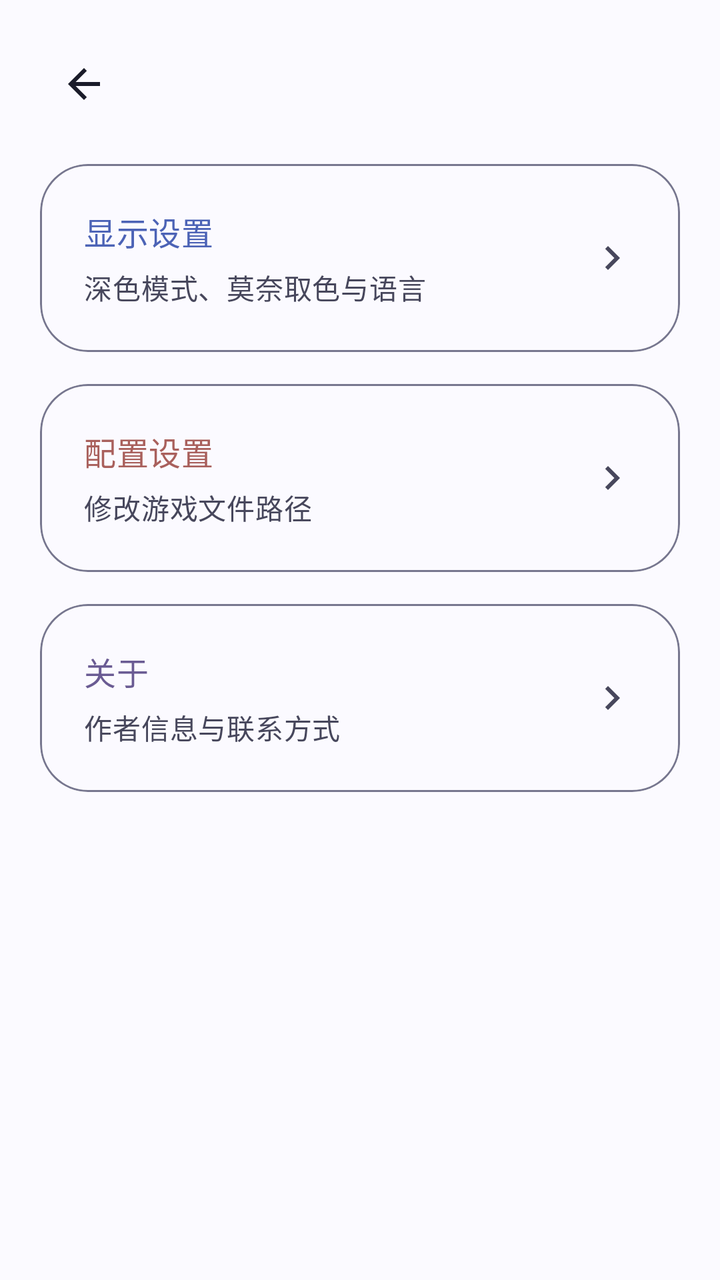
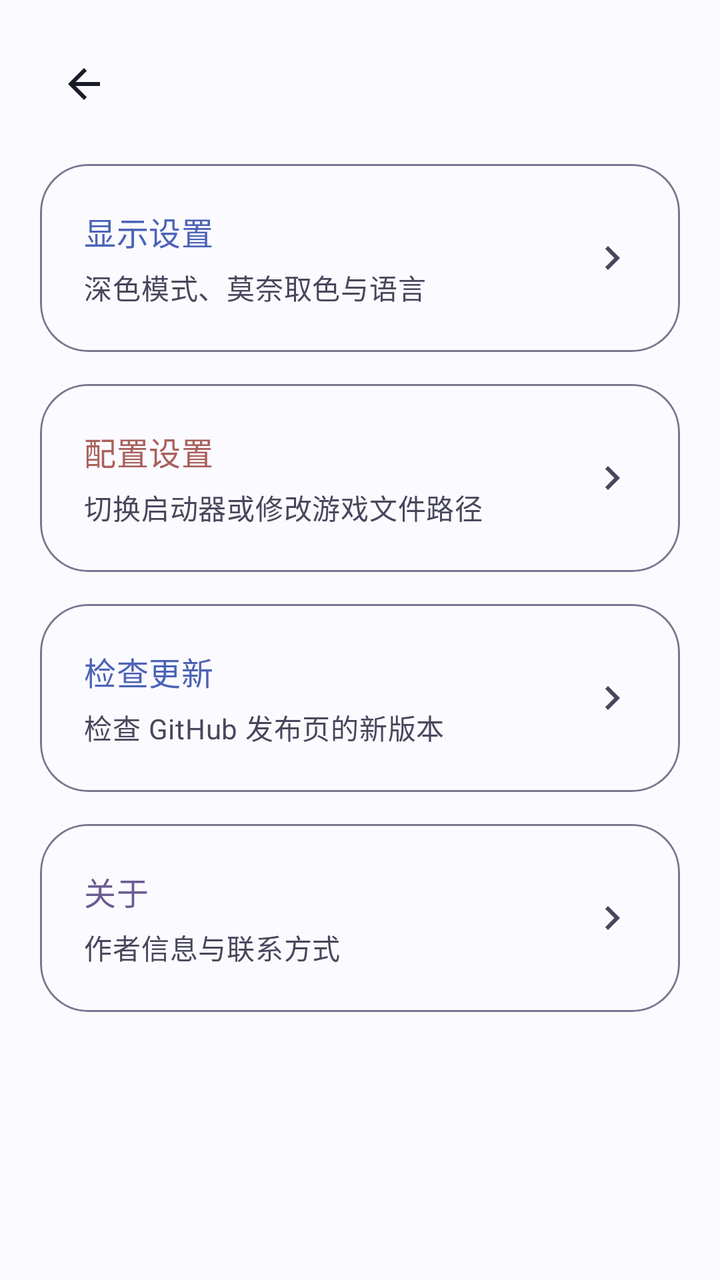

Two renders of the same Android screen: before a commit and after it. Below are the layout's source before the change and the commit's diff.
<!-- AndroidManifest.xml: application theme Theme.VerityTool -->
<!-- res/layout/activity_settings.xml -->
<?xml version="1.0" encoding="utf-8"?>
<ScrollView xmlns:android="http://schemas.android.com/apk/res/android"
    android:layout_width="match_parent"
    android:layout_height="match_parent"
    android:clipToPadding="false"
    android:padding="20dp">

    <LinearLayout
        android:layout_width="match_parent"
        android:layout_height="wrap_content"
        android:orientation="vertical">

        <include layout="@layout/layout_toolbar" />

        <com.google.android.material.card.MaterialCardView
            android:id="@+id/card_display"
            style="@style/Widget.VerityTool.Card"
            android:layout_width="match_parent"
            android:layout_height="wrap_content"
            android:layout_marginTop="18dp"
            android:clickable="true"
            android:focusable="true">

            <LinearLayout
                android:layout_width="match_parent"
                android:layout_height="wrap_content"
                android:gravity="center_vertical"
                android:orientation="horizontal"
                android:padding="22dp">

                <LinearLayout
                    android:layout_width="0dp"
                    android:layout_height="wrap_content"
                    android:layout_weight="1"
                    android:orientation="vertical">

                    <TextView
                        android:layout_width="wrap_content"
                        android:layout_height="wrap_content"
                        android:text="@string/settings_display_title"
                        android:textAppearance="?attr/textAppearanceTitleMedium"
                        android:textColor="?attr/colorPrimary" />

                    <TextView
                        android:layout_width="wrap_content"
                        android:layout_height="wrap_content"
                        android:layout_marginTop="6dp"
                        android:text="@string/settings_display_desc"
                        android:textAppearance="?attr/textAppearanceBodyMedium"
                        android:textColor="?attr/colorOnSurfaceVariant" />
                </LinearLayout>

                <ImageView
                    android:layout_width="24dp"
                    android:layout_height="24dp"
                    android:contentDescription="@null"
                    android:src="@drawable/ic_chevron_right" />
            </LinearLayout>
        </com.google.android.material.card.MaterialCardView>

        <com.google.android.material.card.MaterialCardView
            android:id="@+id/card_path"
            style="@style/Widget.VerityTool.Card"
            android:layout_width="match_parent"
            android:layout_height="wrap_content"
            android:layout_marginTop="16dp"
            android:clickable="true"
            android:focusable="true">

            <LinearLayout
                android:layout_width="match_parent"
                android:layout_height="wrap_content"
                android:gravity="center_vertical"
                android:orientation="horizontal"
                android:padding="22dp">

                <LinearLayout
                    android:layout_width="0dp"
                    android:layout_height="wrap_content"
                    android:layout_weight="1"
                    android:orientation="vertical">

                    <TextView
                        android:layout_width="wrap_content"
                        android:layout_height="wrap_content"
                        android:text="@string/settings_path_title"
                        android:textAppearance="?attr/textAppearanceTitleMedium"
                        android:textColor="?attr/colorTertiary" />

                    <TextView
                        android:layout_width="wrap_content"
                        android:layout_height="wrap_content"
                        android:layout_marginTop="6dp"
                        android:text="@string/settings_path_desc"
                        android:textAppearance="?attr/textAppearanceBodyMedium"
                        android:textColor="?attr/colorOnSurfaceVariant" />
                </LinearLayout>

                <ImageView
                    android:layout_width="24dp"
                    android:layout_height="24dp"
                    android:contentDescription="@null"
                    android:src="@drawable/ic_chevron_right" />
            </LinearLayout>
        </com.google.android.material.card.MaterialCardView>

        <com.google.android.material.card.MaterialCardView
            android:id="@+id/card_about"
            style="@style/Widget.VerityTool.Card"
            android:layout_width="match_parent"
            android:layout_height="wrap_content"
            android:layout_marginTop="16dp"
            android:clickable="true"
            android:focusable="true">

            <LinearLayout
                android:layout_width="match_parent"
                android:layout_height="wrap_content"
                android:gravity="center_vertical"
                android:orientation="horizontal"
                android:padding="22dp">

                <LinearLayout
                    android:layout_width="0dp"
                    android:layout_height="wrap_content"
                    android:layout_weight="1"
                    android:orientation="vertical">

                    <TextView
                        android:layout_width="wrap_content"
                        android:layout_height="wrap_content"
                        android:text="@string/settings_about_title"
                        android:textAppearance="?attr/textAppearanceTitleMedium"
                        android:textColor="?attr/colorSecondary" />

                    <TextView
                        android:layout_width="wrap_content"
                        android:layout_height="wrap_content"
                        android:layout_marginTop="6dp"
                        android:text="@string/settings_about_desc"
                        android:textAppearance="?attr/textAppearanceBodyMedium"
                        android:textColor="?attr/colorOnSurfaceVariant" />
                </LinearLayout>

                <ImageView
                    android:layout_width="24dp"
                    android:layout_height="24dp"
                    android:contentDescription="@null"
                    android:src="@drawable/ic_chevron_right" />
            </LinearLayout>
        </com.google.android.material.card.MaterialCardView>
    </LinearLayout>
</ScrollView>
<!-- res/layout/layout_toolbar.xml (included above) -->
<?xml version="1.0" encoding="utf-8"?>
<LinearLayout xmlns:android="http://schemas.android.com/apk/res/android"
    android:layout_width="match_parent"
    android:layout_height="wrap_content"
    android:gravity="center_vertical"
    android:orientation="horizontal">

    <ImageButton
        android:id="@+id/btn_back"
        android:layout_width="44dp"
        android:layout_height="44dp"
        android:background="?attr/selectableItemBackgroundBorderless"
        android:contentDescription="@string/action_back"
        android:src="@drawable/ic_arrow_back" />

    <TextView
        android:id="@+id/title_bar"
        android:layout_width="wrap_content"
        android:layout_height="wrap_content"
        android:layout_marginStart="4dp"
        android:textAppearance="?attr/textAppearanceTitleMedium"
        android:textColor="?attr/colorOnSurface" />
</LinearLayout>
<!-- resources referenced by this layout -->
<resources>
  <!-- drawable ic_arrow_back (drawable) -->
  <?xml version="1.0" encoding="utf-8"?>
  <vector xmlns:android="http://schemas.android.com/apk/res/android"
      android:width="24dp"
      android:height="24dp"
      android:viewportWidth="24"
      android:viewportHeight="24"
      android:tint="?attr/colorOnSurface">
      <path
          android:fillColor="@android:color/white"
          android:pathData="M20,11H7.83l5.59,-5.59L12,4l-8,8 8,8 1.41,-1.41L7.83,13H20v-2z" />
  </vector>
  <!-- drawable ic_chevron_right (drawable) -->
  <?xml version="1.0" encoding="utf-8"?>
  <vector xmlns:android="http://schemas.android.com/apk/res/android"
      android:width="24dp"
      android:height="24dp"
      android:viewportWidth="24"
      android:viewportHeight="24"
      android:tint="?attr/colorOnSurfaceVariant">
      <path
          android:fillColor="@android:color/white"
          android:pathData="M10,6L8.59,7.41 13.17,12 8.59,16.59 10,18 16,12z" />
  </vector>
  <string name="action_back">返回</string>
  <string name="settings_about_desc">作者信息与联系方式</string>
  <string name="settings_about_title">关于</string>
  <string name="settings_display_desc">深色模式、莫奈取色与语言</string>
  <string name="settings_display_title">显示设置</string>
  <string name="settings_path_desc">修改游戏文件路径</string>
  <string name="settings_path_title">配置设置</string>
  <style name="Widget.VerityTool.Card" parent="Widget.Material3.CardView.Elevated">
          <item name="cardElevation">0dp</item>
          <item name="cardCornerRadius">24dp</item>
          <item name="strokeWidth">1dp</item>
          <item name="strokeColor">?attr/colorOutline</item>
          <item name="cardBackgroundColor">?attr/colorSurface</item>
      </style>
  <color name="monet_light_primary">#4C63B6</color>
  <color name="monet_light_on_primary">#FFFFFF</color>
  <color name="monet_light_primary_container">#DCE3FF</color>
  <color name="monet_light_on_primary_container">#001A54</color>
  <color name="monet_light_secondary">#6A5B93</color>
  <color name="monet_light_on_secondary">#FFFFFF</color>
  <color name="monet_light_secondary_container">#E7DEFF</color>
  <color name="monet_light_on_secondary_container">#210F4A</color>
  <color name="monet_light_tertiary">#A9605C</color>
  <color name="monet_light_on_tertiary">#FFFFFF</color>
  <color name="monet_light_tertiary_container">#FFDAD4</color>
  <color name="monet_light_on_tertiary_container">#3D0807</color>
  <color name="monet_light_background">#FBFAFF</color>
  <color name="monet_light_surface">#FBFAFF</color>
  <color name="monet_light_surface_variant">#E4E1F5</color>
  <color name="monet_light_on_surface">#1A1B29</color>
  <color name="monet_light_on_surface_variant">#47475C</color>
  <color name="monet_light_outline">#77778F</color>
  <color name="monet_light_error">#B3261E</color>
  <color name="monet_light_on_error">#FFFFFF</color>
  <style name="ThemeOverlay.VerityTool.Dialog" parent="ThemeOverlay.Material3.MaterialAlertDialog">
          <item name="dialogCornerRadius">28dp</item>
      </style>
  <!-- unchanged entries left out for length: 1 -->
</resources>

<!-- the commit's change to res/layout/activity_settings.xml (unified diff, before → after) -->
@@ -88,10 +88,58 @@
                         android:textColor="?attr/colorTertiary" />
 
                     <TextView
+                        android:id="@+id/settings_path_desc"
                         android:layout_width="wrap_content"
                         android:layout_height="wrap_content"
                         android:layout_marginTop="6dp"
                         android:text="@string/settings_path_desc"
+                        android:textAppearance="?attr/textAppearanceBodyMedium"
+                        android:textColor="?attr/colorOnSurfaceVariant" />
+                </LinearLayout>
+
+                <ImageView
+                    android:layout_width="24dp"
+                    android:layout_height="24dp"
+                    android:contentDescription="@null"
+                    android:src="@drawable/ic_chevron_right" />
+            </LinearLayout>
+        </com.google.android.material.card.MaterialCardView>
+
+
+        <com.google.android.material.card.MaterialCardView
+            android:id="@+id/card_update"
+            style="@style/Widget.VerityTool.Card"
+            android:layout_width="match_parent"
+            android:layout_height="wrap_content"
+            android:layout_marginTop="16dp"
+            android:clickable="true"
+            android:focusable="true">
+
+            <LinearLayout
+                android:layout_width="match_parent"
+                android:layout_height="wrap_content"
+                android:gravity="center_vertical"
+                android:orientation="horizontal"
+                android:padding="22dp">
+
+                <LinearLayout
+                    android:layout_width="0dp"
+                    android:layout_height="wrap_content"
+                    android:layout_weight="1"
+                    android:orientation="vertical">
+
+                    <TextView
+                        android:layout_width="wrap_content"
+                        android:layout_height="wrap_content"
+                        android:text="@string/settings_update_title"
+                        android:textAppearance="?attr/textAppearanceTitleMedium"
+                        android:textColor="?attr/colorPrimary" />
+
+                    <TextView
+                        android:layout_width="wrap_content"
+                        android:layout_height="wrap_content"
+                        android:layout_marginTop="6dp"
+                        android:text="@string/settings_update_desc"
                         android:textAppearance="?attr/textAppearanceBodyMedium"
                         android:textColor="?attr/colorOnSurfaceVariant" />
                 </LinearLayout>
<!-- resource entries referenced after the edit -->
@@ -29,8 +29,10 @@
   <string name="settings_about_title">关于</string>
   <string name="settings_display_desc">深色模式、莫奈取色与语言</string>
   <string name="settings_display_title">显示设置</string>
-  <string name="settings_path_desc">修改游戏文件路径</string>
+  <string name="settings_path_desc">切换启动器或修改游戏文件路径</string>
   <string name="settings_path_title">配置设置</string>
+  <string name="settings_update_desc">检查 GitHub 发布页的新版本</string>
+  <string name="settings_update_title">检查更新</string>
   <style name="Widget.VerityTool.Card" parent="Widget.Material3.CardView.Elevated">
           <item name="cardElevation">0dp</item>
           <item name="cardCornerRadius">24dp</item>
